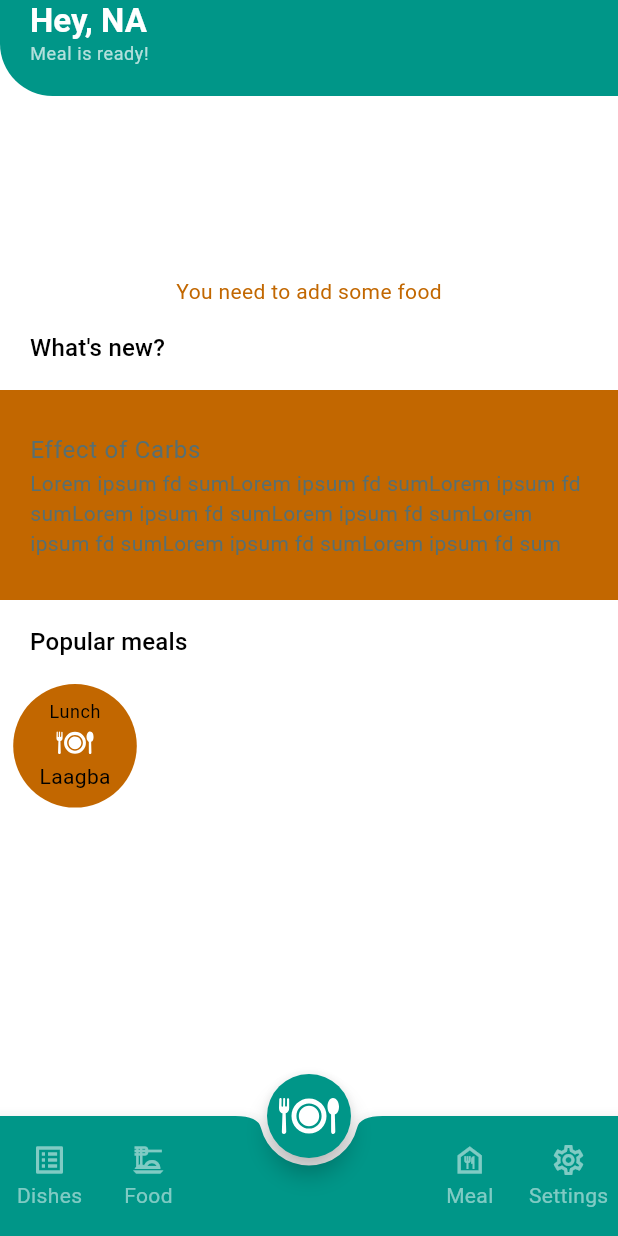
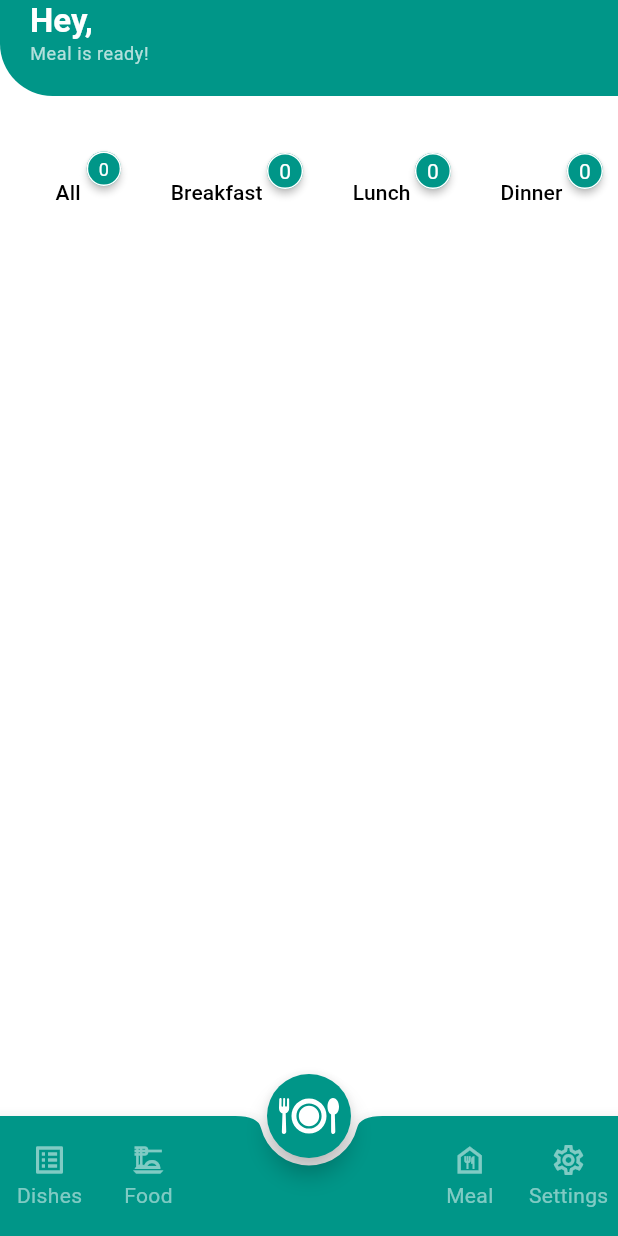
Before and after one commit to tjcode19/bettymeal, a Flutter app: the HomePage screen opened by its route, after a tap on an icon or button, on a phone screen of 412 x 824 dp. Run offline on Flutter 3.47's test engine with Material 2 defaults, Android fonts, the phone set to English and light mode, and no system bars; drawn by our look-alikes of badges; our stand-ins replace bloc, equatable, flutter_bloc, flutter_svg, shared_preferences and 1 more; missing offline and left inert: dart:ffi; accounts and stored records are empty.

Commit message:
feat:optimisation

```diff
--- a/lib/cubit/food_cubit.dart
+++ b/lib/cubit/food_cubit.dart
@@ -34,6 +34,12 @@ class FoodCubit extends Cubit<FoodState> {
     }
   }
 
+  Future<int> getFoodSize() async {
+    final foods = await _foodRepository.getAllMeals();
+
+    return foods.length;
+  }
+
   Future<void> addFood(FoodRequestModel food) async {
     inspect(food);
     try {
--- a/lib/cubit/user_cubit.dart
+++ b/lib/cubit/user_cubit.dart
@@ -22,10 +22,14 @@ class UserCubit extends Cubit<UserState> {
         sharedType: SpDataType.bool, fieldName: 'firstTimer', fieldValue: true);
   }
 
-  getUserDetails(name, gender) async {
-    final name = await sharedPreference.getSharedPrefs(
-        sharedType: SpDataType.String, fieldName: 'name');
+  getUserDetails() async {
+    try {
+      final name = await sharedPreference.getSharedPrefs(
+          sharedType: SpDataType.String, fieldName: 'name');
 
-    emit(GetUser(name));
+      emit(GetUser(name));
+    } catch (e) {
+      print(e);
+    }
   }
 }
--- a/lib/ui/screens/daily_menu/index.dart
+++ b/lib/ui/screens/daily_menu/index.dart
@@ -10,6 +10,7 @@ import 'package:bettymeals/utils/helper.dart';
 import 'package:bettymeals/utils/timer.dart';
 import 'package:flutter/material.dart';
 import 'package:flutter_bloc/flutter_bloc.dart';
+import '../../../cubit/food_cubit.dart';
 import '../../../cubit/timetable_cubit.dart';
 import '../../../data/models/food.dart';
 import '../../../data/models/timetable.dart';
@@ -34,36 +35,38 @@ class _DailyMenuScreenState extends State<DailyMenuScreen> {
 
   final List<String> daysOfWeek = HelperMethod.dayOfWeek();
 
-  final List<TimetableModel> timetable = [
-    TimetableModel(date: DateTime.now(), foods: [
-      FoodModel(
-          description: 'Good as breakfast because it is very light',
-          image:
-              'https://www.thespruceeats.com/thmb/D5lsBYYAz2NiIup3evaCXteK8hM=/1500x0/filters:no_upscale():max_bytes(150000):strip_icc()/hausa-koko-spicy-millet-porridge-39547-hero-01-edb486a34d6a4ee3b8b347430838d1f7.jpg',
-          name: 'Koko',
-          type: "0",
-          foodextra_id: [
-            'Kose',
-            'Bofloat',
-            'Kose Bread',
-            'Sugar bread/Tea bread/Butter bread'
-          ]),
-      FoodModel(
-          description: 'Laagba good for luch',
-          image:
-              'https://images.pexels.com/photos/1660030/pexels-photo-1660030.jpeg?auto=compress&cs=tinysrgb&w=1200',
-          name: 'Laagba',
-          type: "1",
-          foodextra_id: ['Beef/Salmon/Chicken', 'Ademe/Okro/Stew']),
-      FoodModel(
-          description: 'Suitable for dinner',
-          image:
-              'https://images.pexels.com/photos/1410235/pexels-photo-1410235.jpeg?auto=compress&cs=tinysrgb&w=1200',
-          name: 'Rice',
-          type: "2",
-          foodextra_id: ['Vegetables/Eggs/Salmon', 'Stew', 'Fruit Juice'])
-    ])
-  ];
+  int foodSize = 0;
+
+  // final List<TimetableModel> timetable = [
+  //   TimetableModel(date: DateTime.now(), foods: [
+  //     FoodModel(
+  //         description: 'Good as breakfast because it is very light',
+  //         image:
+  //             'https://www.thespruceeats.com/thmb/D5lsBYYAz2NiIup3evaCXteK8hM=/1500x0/filters:no_upscale():max_bytes(150000):strip_icc()/hausa-koko-spicy-millet-porridge-39547-hero-01-edb486a34d6a4ee3b8b347430838d1f7.jpg',
+  //         name: 'Koko',
+  //         type: "0",
+  //         foodextra_id: [
+  //           'Kose',
+  //           'Bofloat',
+  //           'Kose Bread',
+  //           'Sugar bread/Tea bread/Butter bread'
+  //         ]),
+  //     FoodModel(
+  //         description: 'Laagba good for luch',
+  //         image:
+  //             'https://images.pexels.com/photos/1660030/pexels-photo-1660030.jpeg?auto=compress&cs=tinysrgb&w=1200',
+  //         name: 'Laagba',
+  //         type: "1",
+  //         foodextra_id: ['Beef/Salmon/Chicken', 'Ademe/Okro/Stew']),
+  //     FoodModel(
+  //         description: 'Suitable for dinner',
+  //         image:
+  //             'https://images.pexels.com/photos/1410235/pexels-photo-1410235.jpeg?auto=compress&cs=tinysrgb&w=1200',
+  //         name: 'Rice',
+  //         type: "2",
+  //         foodextra_id: ['Vegetables/Eggs/Salmon', 'Stew', 'Fruit Juice'])
+  //   ])
+  // ];
 
   // late ScrollController _scrollController;
   // int _scrollPosition = 0;
@@ -92,6 +95,12 @@ class _DailyMenuScreenState extends State<DailyMenuScreen> {
   @override
   void initState() {
     super.initState();
+
+    context.read<FoodCubit>().getFoodSize().then((value) {
+      setState(() {
+        foodSize = value;
+      });
+    });
 
     _selected = daysOfWeek.indexOf(HelperMethod.formatDate(
         DateTime.now().toIso8601String(),
@@ -158,68 +167,73 @@ class _DailyMenuScreenState extends State<DailyMenuScreen> {
             ),
           ),
           CommonUtils.spaceH,
-          //  BlocConsumer<FoodCubit, FoodState>(
-          //       listener: (context, state) {
-          //         if (state is FoodLoaded) {
-          //           if (state.bf.length >= 3 &&
-          //               state.ln.length >= 3 &&
-          //               state.dn.length >= 3) {
-          //             isOkay = true;
-          //           }
-          //         }
-          //       },
-          //       builder: (context, state) {
-          //         if (state is FoodLoaded) {
-          //           return Row(
-          //             mainAxisAlignment: MainAxisAlignment.spaceBetween,
-          //             children: [
-          //               badgeer(
-          //                 badgeContent: Text(
-          //                   (state.bf.length +
-          //                           state.ln.length +
-          //                           state.dn.length)
-          //                       .toString(),
-          //                   style: const TextStyle(
-          //                       color: Colors.white, fontSize: 12),
-          //                 ),
-          //                 label: const Text(
-          //                   'All',
-          //                 ),
-          //               ),
-          //               badgeer(
-          //                 badgeContent: Text(
-          //                   state.bf.length.toString(),
-          //                   style: TextStyle(color: Colors.white),
-          //                 ),
-          //                 label: const Text(
-          //                   'Breakfast',
-          //                 ),
-          //               ),
-          //               badgeer(
-          //                 badgeContent: Text(
-          //                   state.ln.length.toString(),
-          //                   style: TextStyle(color: Colors.white),
-          //                 ),
-          //                 label: const Text(
-          //                   'Lunch',
-          //                 ),
-          //               ),
-          //               badgeer(
-          //                 badgeContent: Text(
-          //                   state.dn.length.toString(),
-          //                   style: TextStyle(color: Colors.white),
-          //                 ),
-          //                 label: const Text(
-          //                   'Dinner',
-          //                 ),
-          //               ),
-          //             ],
-          //           );
-          //         } else {
-          //           return const Text('No Record');
-          //         }
-          //       },
-          //     ),
+          if (foodSize < 1)
+            BlocConsumer<FoodCubit, FoodState>(
+              listener: (context, state) {
+                if (state is FoodLoaded) {
+                  if (state.bf.length >= 3 &&
+                      state.ln.length >= 3 &&
+                      state.dn.length >= 3) {
+                    // isOkay = true;
+                  }
+                }
+              },
+              builder: (context, state) {
+                if (state is FoodLoaded) {
+                  return Padding(
+                    padding: EdgeInsets.all(CommonUtils.padding),
+                    child: Row(
+                      mainAxisAlignment: MainAxisAlignment.spaceBetween,
+                      children: [
+                        badgeer(
+                          badgeContent: Text(
+                            (state.bf.length +
+                                    state.ln.length +
+                                    state.dn.length)
+                                .toString(),
+                            style: const TextStyle(
+                                color: Colors.white, fontSize: 12),
+                          ),
+                          label: const Text(
+                            'All',
+                          ),
+                        ),
+                        badgeer(
+                          badgeContent: Text(
+                            state.bf.length.toString(),
+                            style: TextStyle(color: Colors.white),
+                          ),
+                          label: const Text(
+                            'Breakfast',
+                          ),
+                        ),
+                        badgeer(
+                          badgeContent: Text(
+                            state.ln.length.toString(),
+                            style: TextStyle(color: Colors.white),
+                          ),
+                          label: const Text(
+                            'Lunch',
+                          ),
+                        ),
+                        badgeer(
+                          badgeContent: Text(
+                            state.dn.length.toString(),
+                            style: TextStyle(color: Colors.white),
+                          ),
+                          label: const Text(
+                            'Dinner',
+                          ),
+                        ),
+                      ],
+                    ),
+                  );
+                } else {
+                  return const Text('No Record');
+                }
+              },
+            ),
+          if (foodSize > 0)
             Expanded(
               child: SingleChildScrollView(
                 child: Column(
@@ -261,14 +275,15 @@ class _DailyMenuScreenState extends State<DailyMenuScreen> {
                                           : AppColour(context).secondaryColour,
                                       border: Border.all(
                                           width: 1.0,
-                                        color:
-                                            AppColour(context).onPrimaryColour),
+                                          color: AppColour(context)
+                                              .onPrimaryColour),
                                       borderRadius: const BorderRadius.all(
                                         Radius.circular(10),
                                       ),
                                     ),
                                     child: Column(
-                                    mainAxisAlignment: MainAxisAlignment.center,
+                                      mainAxisAlignment:
+                                          MainAxisAlignment.center,
                                       children: [
                                         Text(
                                           DateWay(state.timetable[index].date)
@@ -314,7 +329,7 @@ class _DailyMenuScreenState extends State<DailyMenuScreen> {
                             child: CircularProgressIndicator(),
                           );
                         } else if (state is TimetableLoaded) {
-                        return state.timetable.length > 0
+                          return state.timetable.isNotEmpty
                               ? SizedBox(
                                   height: CommonUtils.sh(context, s: 0.4),
                                   width: CommonUtils.sw(context, s: 1),
@@ -367,8 +382,8 @@ class _DailyMenuScreenState extends State<DailyMenuScreen> {
                           // height: CommonUtils.sh(context, s: 0.3),
                           width: CommonUtils.sw(context),
                           padding: EdgeInsets.all(CommonUtils.padding),
-                        decoration:
-                            BoxDecoration(color: AppColour(context).cardColor),
+                          decoration: BoxDecoration(
+                              color: AppColour(context).cardColor),
                           child: ListTile(
                             contentPadding: const EdgeInsets.all(0.0),
                             title: const Text('Effect of Carbs'),
@@ -377,20 +392,20 @@ class _DailyMenuScreenState extends State<DailyMenuScreen> {
                         ),
                         const SectionTitle(text: 'Popular meals'),
                         // _buildSelectionRing(50),
-                      SizedBox(
-                        height: CommonUtils.sh(context, s: 0.1),
-                        width: CommonUtils.sw(context, s: 1),
-                        child: ListView.builder(
-                            itemCount: timetable.length,
-                            scrollDirection: Axis.horizontal,
-                            itemBuilder: (context, index) {
-                              return FoodItemSub(
-                                timetable: timetable[index],
-                                foodType: 1,
-                                mealType: 'Lunch',
-                              );
-                            }),
-                      )
+                        // SizedBox(
+                        //   height: CommonUtils.sh(context, s: 0.1),
+                        //   width: CommonUtils.sw(context, s: 1),
+                        //   child: ListView.builder(
+                        //       itemCount: timetable.length,
+                        //       scrollDirection: Axis.horizontal,
+                        //       itemBuilder: (context, index) {
+                        //         return FoodItemSub(
+                        //           timetable: timetable[index],
+                        //           foodType: 1,
+                        //           mealType: 'Lunch',
+                        //         );
+                        //       }),
+                        // )
                       ],
                     ),
                   ],
--- a/lib/ui/screens/dishes/dishes.dart
+++ b/lib/ui/screens/dishes/dishes.dart
@@ -27,13 +27,22 @@ class DishesScreen extends StatelessWidget {
                 child: CircularProgressIndicator(),
               );
             } else if (state is TimetableLoaded) {
-              int l = state.timetable.length > 7 ? 6: state.timetable.length-1;
-              return Column(
-                children: [
-                  for (int i = 1; i <= l; i++)
-                    DayContainer(day: 'Day $i', food: state.timetable[i].foods),
-                ],
-              );
+              int l =
+                  state.timetable.length > 7 ? 6 : state.timetable.length - 1;
+              return l > 0
+                  ? Column(
+                      children: [
+                        for (int i = 1; i <= l; i++)
+                          DayContainer(
+                              day: 'Day $i', food: state.timetable[i].foods),
+                      ],
+                    )
+                  : Column(
+                      mainAxisAlignment: MainAxisAlignment.center,
+                      children: const [
+                        Text('No dish is available'),
+                      ],
+                    );
             } else {
               return const Center(
                 child: Text('Failed to load meals.'),
--- a/lib/ui/screens/get_started.dart
+++ b/lib/ui/screens/get_started.dart
@@ -103,6 +103,9 @@ class _GetStartedState extends State<GetStarted> {
                               .read<cs.UserCubit>()
                               .setUserDetails(_nameController.text, gender);
 
+                          print(_nameController.text);
+                          print(gender);
+
                           Navigator.pushNamed(context, Routes.home);
                         }
                       },
--- a/lib/ui/screens/index.dart
+++ b/lib/ui/screens/index.dart
@@ -10,6 +10,7 @@ import 'package:flutter_svg/svg.dart';
 // import 'package:flutter_svg_provider/flutter_svg_provider.dart';
 
 import '../../cubit/timetable_cubit.dart';
+import '../../cubit/user_cubit.dart';
 import '../widgets/timetable.dart';
 import 'foods/food.dart';
 import 'setting.dart';
@@ -39,7 +40,8 @@ class _HomePageState extends State<HomePage> {
 
   @override
   void initState() {
-     context.read<TimetableCubit>().getTimetable();
+    context.read<TimetableCubit>().getTimetable();
+    context.read<UserCubit>().getUserDetails();
     super.initState();
   }
 
@@ -59,24 +61,14 @@ class _HomePageState extends State<HomePage> {
       floatingActionButton: FloatingActionButton(
         heroTag: 'homeScreen',
         onPressed: () {
-          // Navigator.pushNamed(context, Routes.addFood);
           onTabTapped(0);
         },
         shape: const CircleBorder(),
         child: Padding(
           padding: const EdgeInsets.all(8.0),
           child: SvgPicture.asset('assets/icons/food-icon-w.svg',
-
               semanticsLabel: 'A red up arrow'),
         ),
-        // Image(
-        //   width: 24,
-        //   height: 24,
-        //   image: Svg(
-        //     'assets/icons/home.svg',
-        //     color: Colors.white,
-        //   ),
-        // ),
       ),
       floatingActionButtonLocation: FloatingActionButtonLocation.centerDocked,
       bottomNavigationBar: Theme(
--- a/lib/ui/widgets/food_card_head.dart
+++ b/lib/ui/widgets/food_card_head.dart
@@ -58,7 +58,7 @@ class FoodCardHead extends StatelessWidget {
             // ),
             SvgPicture.asset('assets/icons/food-icon-w.svg',
                 colorFilter: ColorFilter.mode(Colors.white, BlendMode.srcIn),
-                semanticsLabel: 'A red up arrow'),
+                semanticsLabel: 'Meal'),
             Text(
               mealType,
               style: Theme.of(context)
```
Lines whose indentation alone changed are shown as unchanged.
